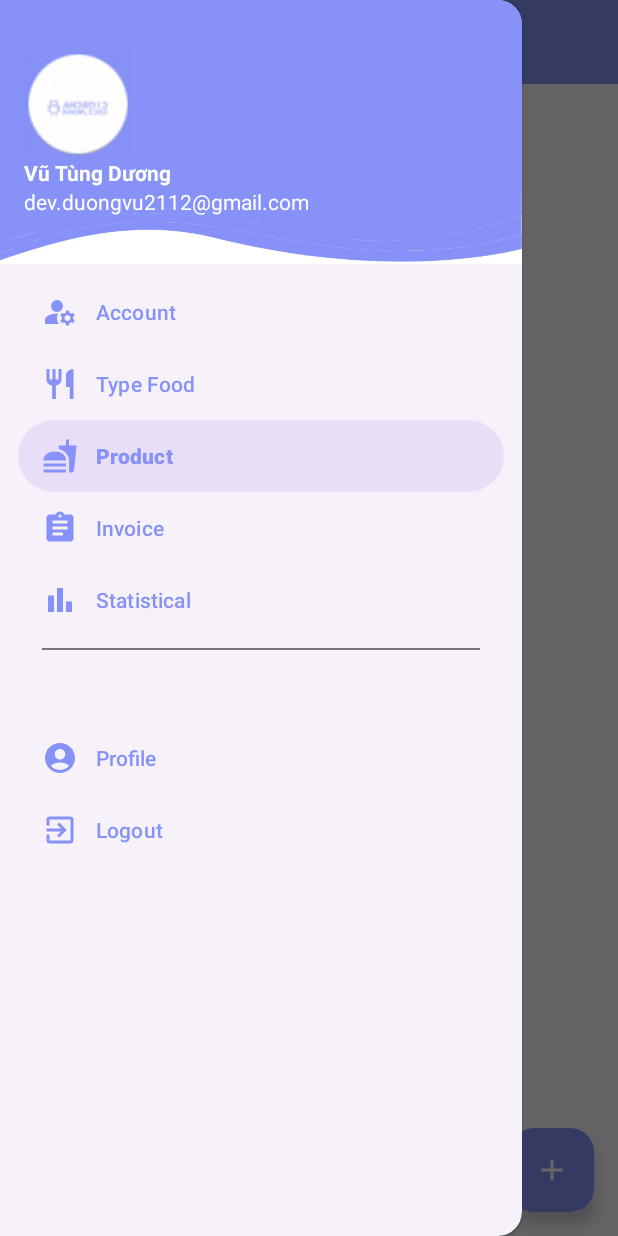
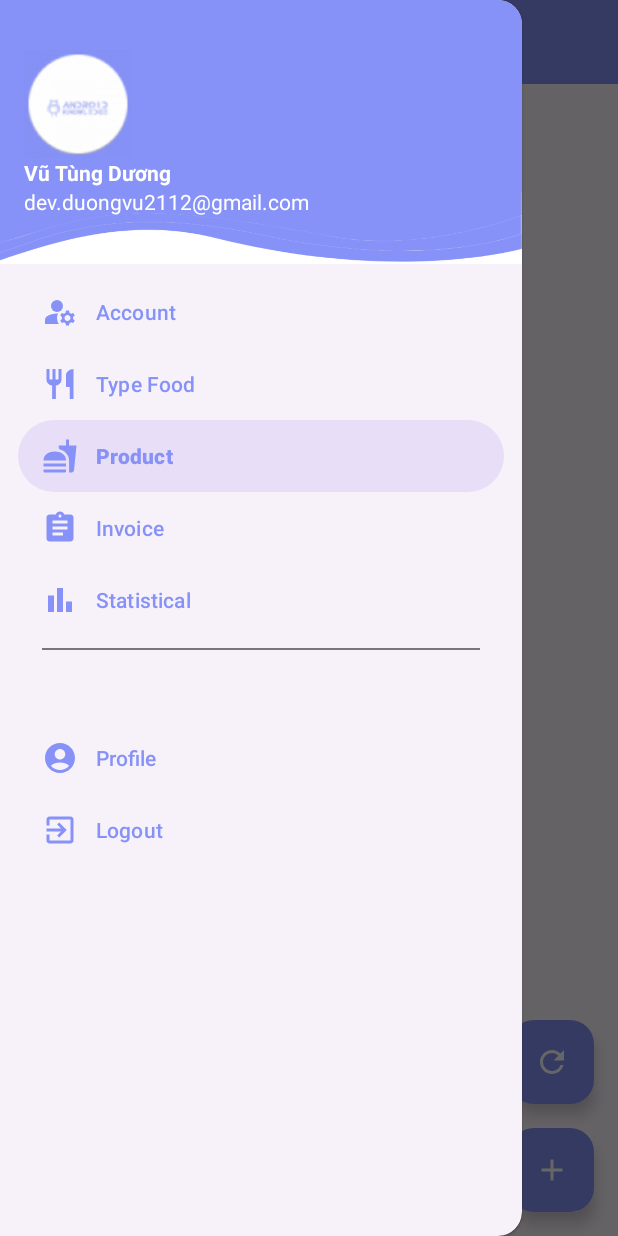
Before and after one commit to Devcujx2112/AppOrderFood, an Android app: the fragment Admin_TypeFood placed in its activity, with the side drawer open, on a phone screen of 412 x 824 dp. Run offline under Robolectric (Android 15) with nearby library versions, the phone set to English and light mode, and no system bars; our stand-ins replace Firebase (no records; nobody signed in at launch, a user with empty details on screens opened directly).

Commit message:
Reload funtion ShowAllTypeFood

```diff
--- a/app/src/main/java/com/tungduong/orderfood/GUI/Admin_Account.java
+++ b/app/src/main/java/com/tungduong/orderfood/GUI/Admin_Account.java
@@ -71,7 +71,7 @@
         if (requestCode == REQUEST_CODE_DETAIL && resultCode == RESULT_OK) {
             boolean isUpdated = data != null && data.getBooleanExtra("isUpdated", false);
             if (isUpdated) {
-                LoadAllAccount(); // Load lại danh sách khi có thay đổi
+                LoadAllAccount();
             }
         }
     }
--- a/app/src/main/java/com/tungduong/orderfood/GUI/Admin_TypeFood.java
+++ b/app/src/main/java/com/tungduong/orderfood/GUI/Admin_TypeFood.java
@@ -1,33 +1,34 @@
 package com.tungduong.orderfood.GUI;
+
+import static android.app.Activity.RESULT_OK;
 
 import android.content.Intent;
 import android.os.Bundle;
+
+import androidx.annotation.Nullable;
 import androidx.fragment.app.Fragment;
 import androidx.recyclerview.widget.GridLayoutManager;
-import androidx.recyclerview.widget.LinearLayoutManager;
 import androidx.recyclerview.widget.RecyclerView;
-
-import android.util.Log;
 import android.view.LayoutInflater;
 import android.view.View;
 import android.view.ViewGroup;
 import android.widget.Toast;
-
 import com.google.android.material.floatingactionbutton.FloatingActionButton;
 import com.tungduong.orderfood.BLL.TypeFoodAdapter_Admin;
 import com.tungduong.orderfood.DAO.DAO_TypeFood;
 import com.tungduong.orderfood.Entity.TypeFood;
 import com.tungduong.orderfood.R;
-
 import java.util.ArrayList;
 import java.util.List;
 
 public class Admin_TypeFood extends Fragment {
     RecyclerView recyclerView;
-    FloatingActionButton fab;
+    FloatingActionButton fab_addTypeFood,fab_reload;
     TypeFoodAdapter_Admin adaptorTypeFood;
     List<TypeFood> typeFoodList;
     DAO_TypeFood daoTypeFood;
+    private static final int REQUEST_CODE_DETAIL = 50;
+
 
     @Override
     public View onCreateView(LayoutInflater inflater, ViewGroup container,Bundle savedInstanceState) {
@@ -42,11 +43,18 @@
         adaptorTypeFood = new TypeFoodAdapter_Admin(getContext(),typeFoodList);
         recyclerView.setAdapter(adaptorTypeFood);
 
-        fab.setOnClickListener(new View.OnClickListener() {
+        fab_addTypeFood.setOnClickListener(new View.OnClickListener() {
             @Override
             public void onClick(View view) {
                 Intent intent = new Intent(getContext(), Admin_AddTypeFood.class);
                 startActivity(intent);
+            }
+        });
+
+        fab_reload.setOnClickListener(new View.OnClickListener() {
+            @Override
+            public void onClick(View view) {
+                LoadAllTypeFood();
             }
         });
 
@@ -75,10 +83,9 @@
         });
     }
 
-
-
     public void AnhXa(View view){
          recyclerView = view.findViewById(R.id.list_typeFood);
-         fab = view.findViewById(R.id.fab_addTypeFood);
+         fab_addTypeFood = view.findViewById(R.id.fab_addTypeFood);
+         fab_reload = view.findViewById(R.id.fab_reloadTypeFood);
     }
 }
--- a/app/src/main/java/com/tungduong/orderfood/GUI/ChiTiet_AccountAdmin.java
+++ b/app/src/main/java/com/tungduong/orderfood/GUI/ChiTiet_AccountAdmin.java
@@ -78,7 +78,7 @@
                                     daoAccount.BanAccount(uid);
 
                                     Intent resultIntent = new Intent();
-                                    resultIntent.putExtra("isUpdated", true); // Gửi thông tin cần cập nhật
+                                    resultIntent.putExtra("isUpdated", true);
                                     setResult(RESULT_OK, resultIntent);
                                     finish();
                                 })
--- a/app/src/main/java/com/tungduong/orderfood/GUI/GUI_AdminPage.java
+++ b/app/src/main/java/com/tungduong/orderfood/GUI/GUI_AdminPage.java
@@ -3,6 +3,8 @@
 import android.os.Bundle;
 import android.view.MenuItem;
 import android.widget.Toast;
+
+import androidx.activity.result.ActivityResultLauncher;
 import androidx.appcompat.widget.Toolbar;
 import androidx.activity.EdgeToEdge;
 import androidx.annotation.NonNull;
--- a/app/src/main/res/drawable/custom_edittext.xml
+++ b/app/src/main/res/drawable/custom_edittext.xml
@@ -4,7 +4,7 @@
 
     <stroke
         android:width="2dp"
-        android:color="@color/purple"/>
+        android:color="@color/lavender"/>
     <corners
         android:radius="20dp"/>
 
--- a/app/src/main/res/drawable/reset.xml
+++ b/app/src/main/res/drawable/reset.xml
@@ -1,5 +1,5 @@
 <vector xmlns:android="http://schemas.android.com/apk/res/android" android:height="24dp" android:tint="#FFFFFF" android:viewportHeight="24" android:viewportWidth="24" android:width="24dp">
 
-    <path android:fillColor="@android:color/white" android:pathData="M13,3c-4.97,0 -9,4.03 -9,9H1l4,4l4,-4H6c0,-3.86 3.14,-7 7,-7s7,3.14 7,7s-3.14,7 -7,7c-1.9,0 -3.62,-0.76 -4.88,-1.99L6.7,18.42C8.32,20.01 10.55,21 13,21c4.97,0 9,-4.03 9,-9S17.97,3 13,3zM15,11v-1c0,-1.1 -0.9,-2 -2,-2s-2,0.9 -2,2v1c-0.55,0 -1,0.45 -1,1v3c0,0.55 0.45,1 1,1h4c0.55,0 1,-0.45 1,-1v-3C16,11.45 15.55,11 15,11zM14,11h-2v-1c0,-0.55 0.45,-1 1,-1s1,0.45 1,1V11z"/>
+    <path android:fillColor="@android:color/white" android:pathData="M17.65,6.35C16.2,4.9 14.21,4 12,4c-4.42,0 -7.99,3.58 -7.99,8s3.57,8 7.99,8c3.73,0 6.84,-2.55 7.73,-6h-2.08c-0.82,2.33 -3.04,4 -5.65,4 -3.31,0 -6,-2.69 -6,-6s2.69,-6 6,-6c1.66,0 3.14,0.69 4.22,1.78L13,11h7V4l-2.35,2.35z"/>
 
 </vector>
--- a/app/src/main/res/layout/fragment_admin__type_food.xml
+++ b/app/src/main/res/layout/fragment_admin__type_food.xml
@@ -2,6 +2,7 @@
 <androidx.constraintlayout.widget.ConstraintLayout xmlns:android="http://schemas.android.com/apk/res/android"
     xmlns:app="http://schemas.android.com/apk/res-auto"
     xmlns:tools="http://schemas.android.com/tools"
+    android:id="@+id/admin_typeFood"
     android:layout_width="match_parent"
     android:layout_height="match_parent"
     tools:context=".GUI.Admin_TypeFood">
@@ -24,4 +25,16 @@
         app:layout_constraintEnd_toEndOf="parent"
         app:tint="@color/white" />
 
+    <com.google.android.material.floatingactionbutton.FloatingActionButton
+        android:id="@+id/fab_reloadTypeFood"
+        android:layout_width="wrap_content"
+        android:layout_height="wrap_content"
+        android:layout_margin="16dp"
+        android:paddingBottom="20dp"
+        android:src="@drawable/reset"
+        app:backgroundTint="@color/lavender"
+        app:layout_constraintBottom_toTopOf="@id/fab_addTypeFood"
+        app:layout_constraintEnd_toEndOf="parent"
+        app:tint="@color/white" />
+
 </androidx.constraintlayout.widget.ConstraintLayout>
--- a/app/src/main/res/values/colors.xml
+++ b/app/src/main/res/values/colors.xml
@@ -3,7 +3,6 @@
     <color name="black">#FF000000</color>
     <color name="white">#FFFFFFFF</color>
     <color name="lavender">#8692f7</color>
-    <color name="purple">#8692f7</color>
     <color name="gray">#E8E8E8</color>
     <color name="red">#B22222</color>
     <color name="green">#008000</color>
```
Also changed, not shown: app/src/main/java/com/tungduong/orderfood/BLL/TypeFoodAdapter_Admin.java (+8 -1 lines), app/src/main/java/com/tungduong/orderfood/GUI/Admin_AddTypeFood.java (+3 -7 lines), app/src/main/res/layout/activity_admin_add_type_food.xml (+2 -11 lines).
